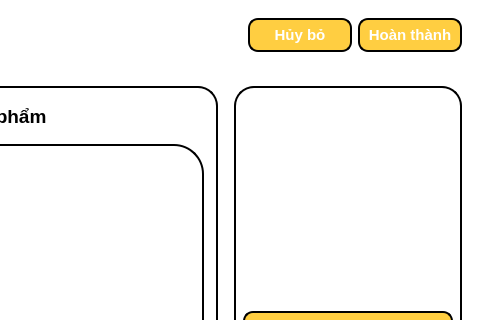
This is SPCK/GUI/editproduct.ui in MaiNgocChau9/Python-App-Instance as Qt 5 draws it before an edit; both pictures show x 494 to 974 and y 0 to 320 of the 974 by 553 pixel window. The edited form follows.
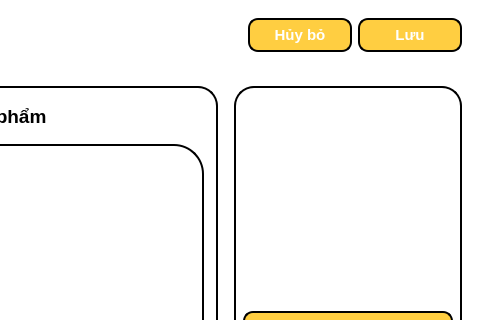
This is the edited form.

```diff
--- a/SPCK/GUI/editproduct.ui
+++ b/SPCK/GUI/editproduct.ui
@@ -121,7 +121,7 @@
 }</string>
          </property>
          <property name="text">
-          <string>Hoàn thành</string>
+          <string>Lưu</string>
          </property>
         </widget>
        </item>
```
Left out of the diff: 2 changed lines with no effect on the pictures.
